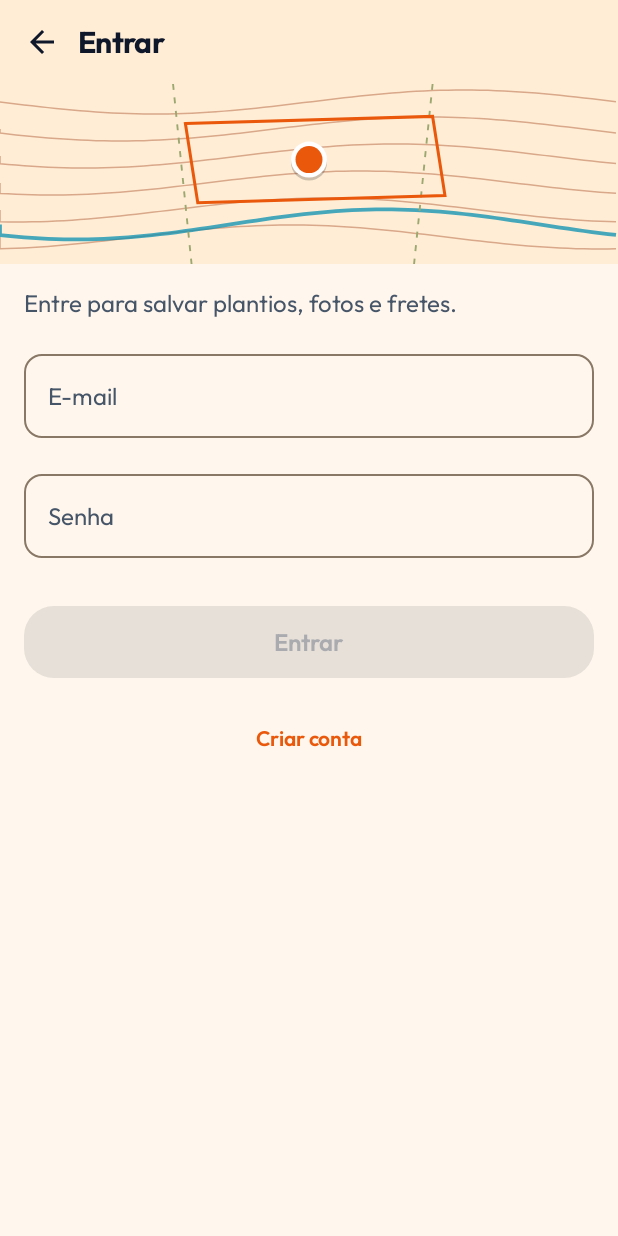
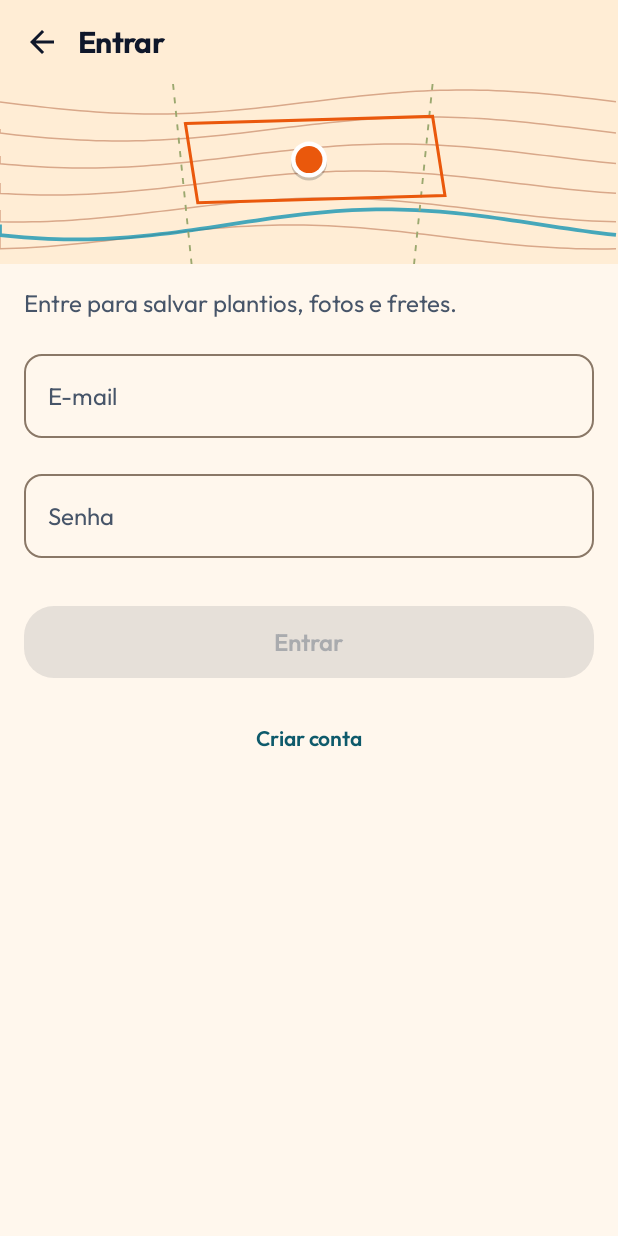
Before and after one commit to GlebsonSousa/App-Agroanalyst-mobile, an Android app built with Jetpack Compose: the composable LoginTela shown on its own in the app's theme, on a phone screen of 412 x 824 dp. Run offline under Robolectric (Android 15) with nearby library versions, the phone set to English and light mode, and no system bars; 1 statement that could not run was skipped.

Commit message:
Enquadra o Brasil no mapa e corrige o contraste dos botões de texto

```diff
--- a/app-android/app/src/main/java/com/example/agroanalyst/ui/Componentes.kt
+++ b/app-android/app/src/main/java/com/example/agroanalyst/ui/Componentes.kt
@@ -163,7 +163,7 @@ fun EstadoDaTela(carregando: Boolean, demorando: Boolean, mensagem: String?, aoT
             )
         } else if (mensagem != null) {
             Text(mensagem, style = MaterialTheme.typography.bodyMedium, color = MaterialTheme.colorScheme.error)
-            if (aoTentarDeNovo != null) TextButton(onClick = aoTentarDeNovo, modifier = Modifier.heightIn(min = 48.dp)) { Text("Tentar de novo") }
+            if (aoTentarDeNovo != null) TextButton(colors = CoresTexto, onClick = aoTentarDeNovo, modifier = Modifier.heightIn(min = 48.dp)) { Text("Tentar de novo") }
         }
     }
 }
@@ -365,3 +365,5 @@ fun faixasDeCor(): List<Color> {
     val ate = MaterialTheme.colorScheme.primary
     return (0 until 5).map { androidx.compose.ui.graphics.lerp(de, ate, it / 4f) }
 }
+
+val CoresTexto @Composable get() = ButtonDefaults.textButtonColors(contentColor = MaterialTheme.colorScheme.onSecondaryContainer)
--- a/app-android/app/src/main/java/com/example/agroanalyst/ui/InicioTela.kt
+++ b/app-android/app/src/main/java/com/example/agroanalyst/ui/InicioTela.kt
@@ -52,7 +52,7 @@ fun InicioTela(
                     }
                     if (nome != null) IconButton(onClick = aoSair, modifier = Modifier.size(48.dp)) {
                         Icon(Icons.AutoMirrored.Filled.Logout, "Sair da conta")
-                    } else TextButton(onClick = aoEntrar, modifier = Modifier.heightIn(min = 48.dp)) { Text("Entrar") }
+                    } else TextButton(colors = CoresTexto, onClick = aoEntrar, modifier = Modifier.heightIn(min = 48.dp)) { Text("Entrar") }
                 }
             }
             if (vm.carregando && vm.demorando) item {
@@ -100,7 +100,7 @@ fun InicioTela(
                         }
                     }
                     Spacer(Modifier.height(8.dp))
-                    TextButton(onClick = posicionador.solicitar, modifier = Modifier.heightIn(min = 48.dp)) { Text("Usar minha posição") }
+                    TextButton(colors = CoresTexto, onClick = posicionador.solicitar, modifier = Modifier.heightIn(min = 48.dp)) { Text("Usar minha posição") }
                     posicionador.aviso?.let { Text(it, style = MaterialTheme.typography.bodyMedium, color = MaterialTheme.colorScheme.error) }
                     if (posicionador.estado != EstadoPermissao.NaoPedida)
                         Text("Sem permissão de localização, a previsão fica em Mauá, SP.", style = MaterialTheme.typography.bodyMedium, color = MaterialTheme.colorScheme.onSurfaceVariant)
--- a/app-android/app/src/main/java/com/example/agroanalyst/ui/LoginTela.kt
+++ b/app-android/app/src/main/java/com/example/agroanalyst/ui/LoginTela.kt
@@ -28,7 +28,7 @@ fun LoginTela(vm: AuthViewModel, aoEntrar: (Any?) -> Unit, aoIrParaCadastro: ()
             CampoTexto(senha, { senha = it }, "Senha", tipo = KeyboardType.Password, senha = true)
             EstadoDaTela(vm.carregando, vm.demorando, vm.mensagem)
             BotaoPrincipal("Entrar", { vm.entrar(email, senha, aoEntrar) }, carregando = vm.carregando, habilitado = email.isNotBlank() && senha.isNotBlank())
-            TextButton(onClick = aoIrParaCadastro, modifier = Modifier.fillMaxWidth().heightIn(min = 48.dp)) { Text("Criar conta") }
+            TextButton(colors = CoresTexto, onClick = aoIrParaCadastro, modifier = Modifier.fillMaxWidth().heightIn(min = 48.dp)) { Text("Criar conta") }
         }
     }
 }
--- a/app-android/app/src/main/java/com/example/agroanalyst/ui/MapaOsm.kt
+++ b/app-android/app/src/main/java/com/example/agroanalyst/ui/MapaOsm.kt
@@ -13,6 +13,7 @@ import com.example.agroanalyst.data.ProducaoUfDto
 import com.example.agroanalyst.data.UfPoligono
 import org.osmdroid.config.Configuration
 import org.osmdroid.tileprovider.tilesource.TileSourceFactory
+import org.osmdroid.util.BoundingBox
 import org.osmdroid.util.GeoPoint
 import org.osmdroid.views.CustomZoomButtonsController
 import org.osmdroid.views.MapView
@@ -74,6 +75,7 @@ fun MapaOsm(
                 minZoomLevel = 3.0
                 controller.setZoom(4.0)
                 controller.setCenter(GeoPoint(-14.2, -51.9))
+                post { zoomToBoundingBox(BoundingBox(5.5, -34.0, -34.0, -74.0), false, (16 * resources.displayMetrics.density).toInt()) }
                 overlayManager.tilesOverlay.loadingBackgroundColor = corFundo.toArgb()
                 overlayManager.tilesOverlay.loadingLineColor = corFundo.toArgb()
                 onResume()
--- a/app-android/app/src/main/java/com/example/agroanalyst/ui/MapaTela.kt
+++ b/app-android/app/src/main/java/com/example/agroanalyst/ui/MapaTela.kt
@@ -77,13 +77,13 @@ fun MapaTela(vm: MapaViewModel, aoCalcularFrete: (PracaDto, PracaDto) -> Unit) {
                         Spacer(Modifier.height(8.dp))
                         BotaoPrincipal("Calcular frete", { aoCalcularFrete(o, d) })
                     }
-                    if (o != null) TextButton(onClick = vm::limparRota, modifier = Modifier.heightIn(min = 48.dp)) { Text("Limpar rota") }
+                    if (o != null) TextButton(colors = CoresTexto, onClick = vm::limparRota, modifier = Modifier.heightIn(min = 48.dp)) { Text("Limpar rota") }
                 }
                 vm.ufSelecionada?.let { u ->
                     CartaoInfo(titulo = "${u.uf} · ${nomeCultura} · ${u.ano}") {
                         Text("Valor: ${((u.valorProducao ?: 0.0) / 1000).formatar(0)} mi R$ · Quantidade: ${(u.quantidade ?: 0.0).formatar(0)} t", style = MaterialTheme.typography.bodyMedium)
                         Text("Área: ${(u.area ?: 0.0).formatar(0)} ha · Rendimento: ${(u.rendimento ?: 0.0).formatar(0)} kg/ha", style = MaterialTheme.typography.bodyMedium)
-                        TextButton(onClick = vm::fecharUf, modifier = Modifier.heightIn(min = 48.dp)) { Text("Fechar") }
+                        TextButton(colors = CoresTexto, onClick = vm::fecharUf, modifier = Modifier.heightIn(min = 48.dp)) { Text("Fechar") }
                     }
                 }
             }
--- a/app-android/app/src/main/java/com/example/agroanalyst/ui/PlantiosTela.kt
+++ b/app-android/app/src/main/java/com/example/agroanalyst/ui/PlantiosTela.kt
@@ -82,8 +82,8 @@ fun PlantiosTela(vm: PlantiosViewModel, nome: String?, aoNovo: () -> Unit, aoAbr
             onDismissRequest = { excluindo = null },
             title = { Text("Excluir plantio?") },
             text = { Text("\"${p.nome}\" será removido da sua conta.") },
-            confirmButton = { TextButton(onClick = { p.id?.let { vm.excluir(it) }; excluindo = null }) { Text("Excluir") } },
-            dismissButton = { TextButton(onClick = { excluindo = null }) { Text("Cancelar") } }
+            confirmButton = { TextButton(colors = CoresTexto, onClick = { p.id?.let { vm.excluir(it) }; excluindo = null }) { Text("Excluir") } },
+            dismissButton = { TextButton(colors = CoresTexto, onClick = { excluindo = null }) { Text("Cancelar") } }
         )
     }
 }
```
